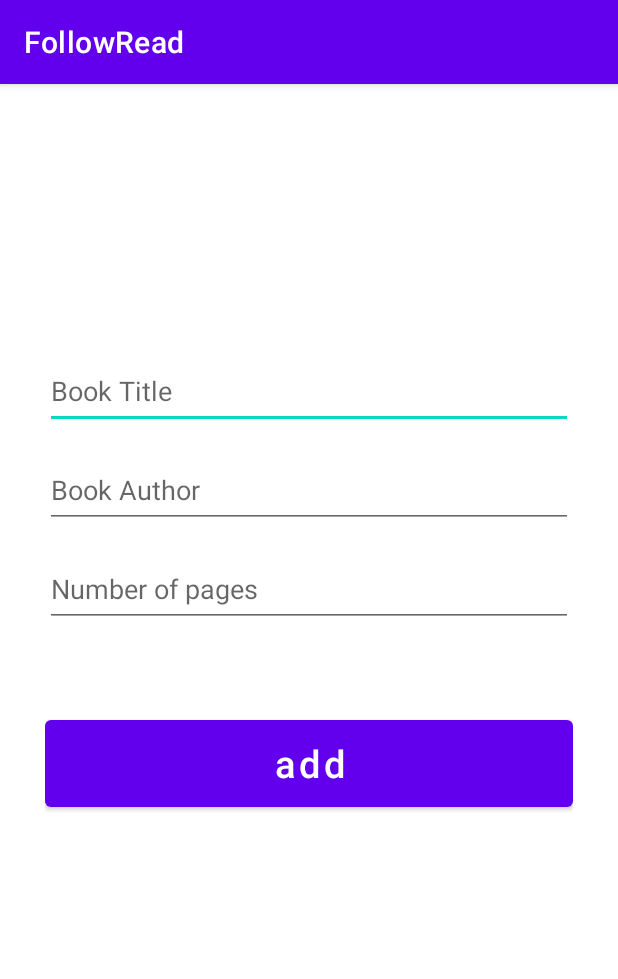
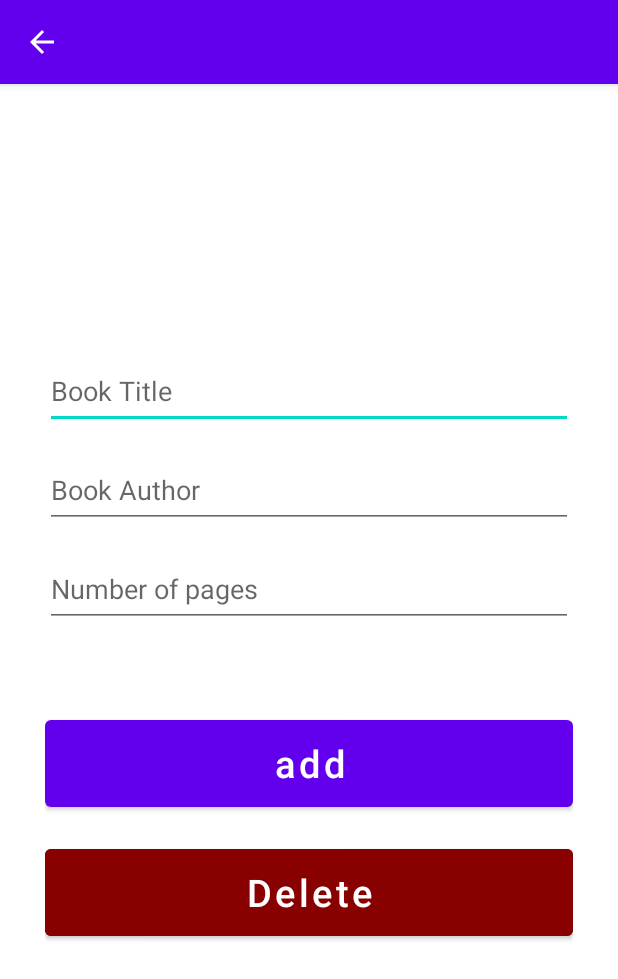
Before and after one commit to LeoLevas/FollowRead, an Android app: the UpdateActivity screen opened directly, with no data from a screen before it, on a phone screen of 412 x 824 dp. Shown: the top 979 px of the screen. Run offline under Robolectric (Android 15) with nearby library versions, the phone set to English and light mode, and no system bars.

Commit message:
Fourth commit, can delete data now

```diff
--- a/app/src/main/AndroidManifest.xml
+++ b/app/src/main/AndroidManifest.xml
@@ -11,7 +11,7 @@
         android:theme="@style/Theme.FollowRead">
         <activity
             android:name=".UpdateActivity"
-            android:exported="false" />
+            android:parentActivityName=".MainActivity"/>
         <activity
             android:name=".AddActivity"
             android:exported="false"
--- a/app/src/main/java/com/example/followread/CustomAdapter.java
+++ b/app/src/main/java/com/example/followread/CustomAdapter.java
@@ -1,5 +1,6 @@
 package com.example.followread;
 
+import android.annotation.SuppressLint;
 import android.app.Activity;
 import android.content.Context;
 import android.content.Intent;
@@ -39,7 +40,7 @@ public class CustomAdapter extends RecyclerView.Adapter<CustomAdapter.MyViewHold
     }
 
     @Override
-    public void onBindViewHolder(@NonNull MyViewHolder holder, final int position) {
+    public void onBindViewHolder(@NonNull MyViewHolder holder, @SuppressLint("RecyclerView") final int position) {
         holder.book_id_txt.setText(String.valueOf(book_id.get(position)));
         holder.book_title_txt.setText(String.valueOf(book_title.get(position)));
         holder.book_author_txt.setText(String.valueOf(book_author.get(position)));
--- a/app/src/main/java/com/example/followread/UpdateActivity.java
+++ b/app/src/main/java/com/example/followread/UpdateActivity.java
@@ -1,7 +1,10 @@
 package com.example.followread;
 
+import androidx.appcompat.app.ActionBar;
+import androidx.appcompat.app.AlertDialog;
 import androidx.appcompat.app.AppCompatActivity;
 
+import android.content.DialogInterface;
 import android.os.Bundle;
 import android.view.View;
 import android.widget.Button;
@@ -11,7 +14,7 @@ import android.widget.Toast;
 public class UpdateActivity extends AppCompatActivity {
 
     EditText title_input, author_input, pages_input;
-    Button update_button;
+    Button update_button, delete_button;
 
     String id, title, author, pages;
 
@@ -24,14 +27,27 @@ public class UpdateActivity extends AppCompatActivity {
         author_input = findViewById(R.id.author_input2);
         pages_input = findViewById(R.id.pages_input2);
         update_button = findViewById(R.id.update_button);
+        delete_button = findViewById(R.id.delete_button);
 
         getAndSetIntentData();
+
+        ActionBar ab = getSupportActionBar();
+        if (ab != null){
+            ab.setTitle(title);
+        }
 
         update_button.setOnClickListener(new View.OnClickListener() {
             @Override
             public void onClick(View view) {
                 myDatabaseHelper myDB = new myDatabaseHelper(UpdateActivity.this);
                 myDB.updateData(id, title, author, pages);
+            }
+        });
+
+        delete_button.setOnClickListener(new View.OnClickListener() {
+            @Override
+            public void onClick(View view) {
+                confirmDialog();
             }
         });
 
@@ -54,4 +70,25 @@ public class UpdateActivity extends AppCompatActivity {
             Toast.makeText(this,"No data.", Toast.LENGTH_SHORT).show();
         }
     }
+
+    void confirmDialog(){
+        AlertDialog.Builder builder = new AlertDialog.Builder(this);
+        builder.setTitle("Delete " + title + " ?");
+        builder.setMessage("Are you sure you wat to delete " + title + " ?");
+        builder.setPositiveButton("Yes", new DialogInterface.OnClickListener(){
+            @Override
+            public void onClick(DialogInterface dialogInterface, int i) {
+                myDatabaseHelper myDB = new myDatabaseHelper(UpdateActivity.this);
+                myDB.deleteOneRow(id);
+                finish();
+            }
+        });
+        builder.setNegativeButton("No", new DialogInterface.OnClickListener() {
+            @Override
+            public void onClick(DialogInterface dialogInterface, int i) {
+
+            }
+        });
+        builder.create().show();
+    }
 }
--- /dev/null
+++ b/app/src/main/res/drawable/ic_delete.xml
@@ -0,0 +1,5 @@
+<vector android:height="24dp" android:tint="#FFFFFF"
+    android:viewportHeight="24" android:viewportWidth="24"
+    android:width="24dp" xmlns:android="http://schemas.android.com/apk/res/android">
+    <path android:fillColor="@android:color/white" android:pathData="M6,19c0,1.1 0.9,2 2,2h8c1.1,0 2,-0.9 2,-2V7H6v12zM19,4h-3.5l-1,-1h-5l-1,1H5v2h14V4z"/>
+</vector>
--- a/app/src/main/res/layout/activity_update.xml
+++ b/app/src/main/res/layout/activity_update.xml
@@ -57,4 +57,19 @@
         app:layout_constraintHorizontal_bias="0.51"
         app:layout_constraintStart_toStartOf="parent"
         app:layout_constraintTop_toBottomOf="@+id/pages_input2" />
+
+    <Button
+        android:id="@+id/delete_button"
+        android:layout_width="match_parent"
+        android:layout_height="70dp"
+        android:layout_marginTop="16dp"
+        android:text="@string/delete"
+        android:textAllCaps="false"
+        android:textColor="#fff"
+        android:textSize="25sp"
+        android:backgroundTint="#880000"
+        app:layout_constraintEnd_toEndOf="parent"
+        app:layout_constraintHorizontal_bias="0.733"
+        app:layout_constraintStart_toStartOf="parent"
+        app:layout_constraintTop_toBottomOf="@+id/update_button" />
 </androidx.constraintlayout.widget.ConstraintLayout>
--- a/app/src/main/res/values/strings.xml
+++ b/app/src/main/res/values/strings.xml
@@ -5,4 +5,5 @@
     <string name="number_of_pages">Number of pages</string>
     <string name="book_author">Book Author</string>
     <string name="book_title">Book Title</string>
+    <string name="delete">Delete</string>
 </resources>
```
Also changed, not shown: app/src/main/java/com/example/followread/MainActivity.java (+45 -0 lines), app/src/main/java/com/example/followread/myDatabaseHelper.java (+15 -0 lines), app/src/main/res/menu/my_menu.xml (added, +10 -0 lines).
